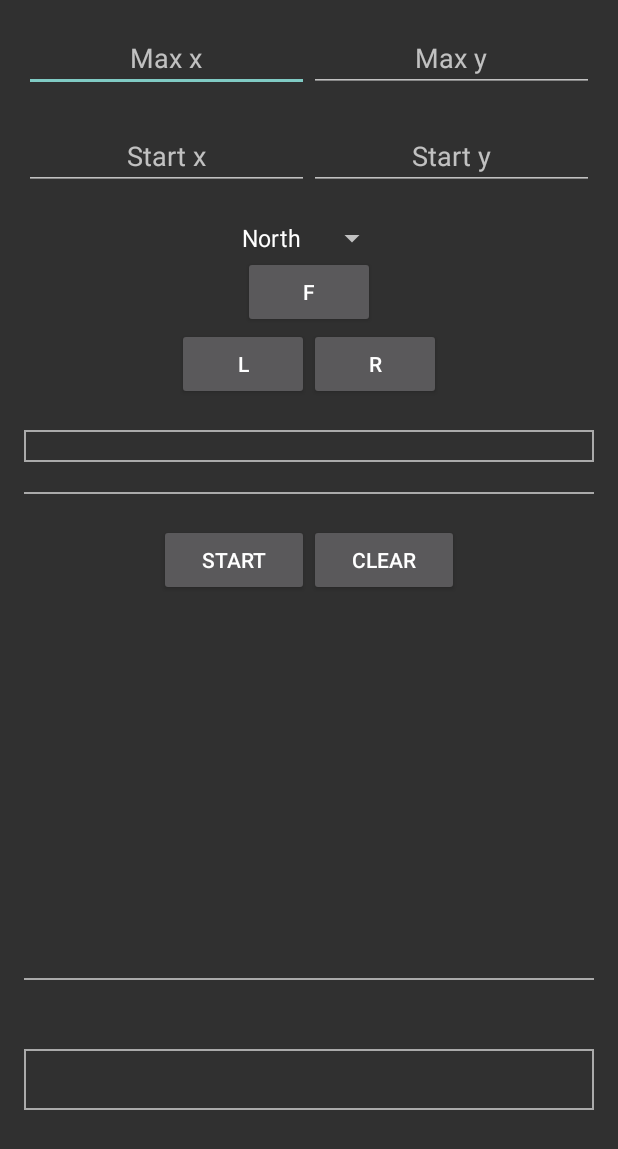
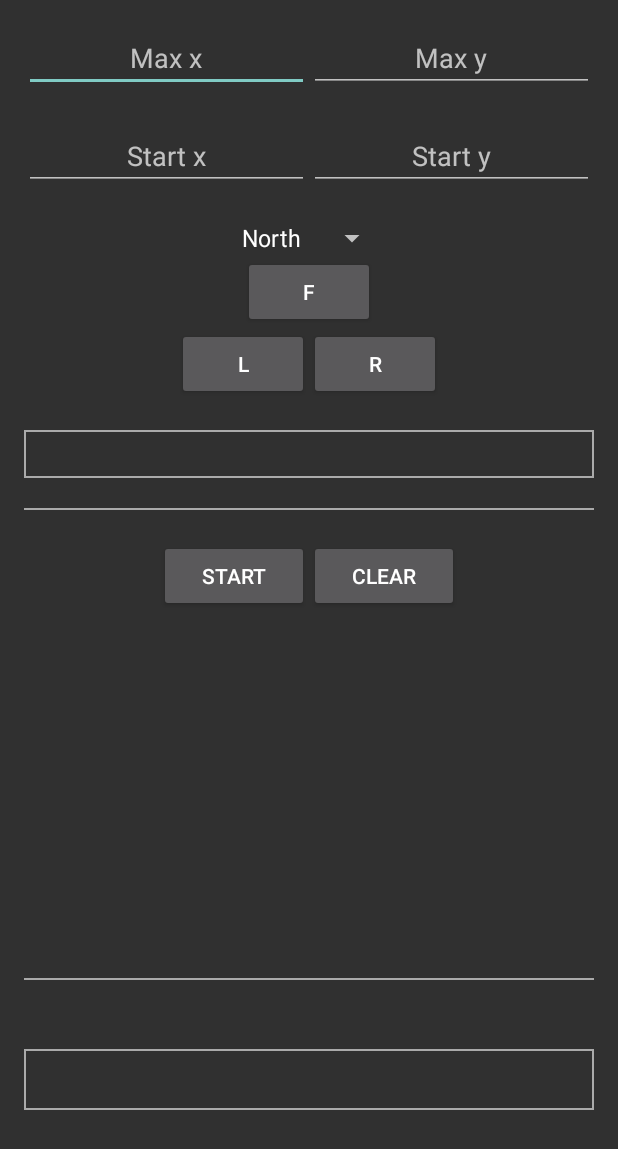
Before and after one commit to ahaahr/jayway-robot, an Android app: the screen it shows after launch (RoboActivity), on a phone screen of 412 x 824 dp. Shown: the top 1149 px of the screen. Run offline under Robolectric (Android 15) with nearby library versions, the phone set to English and light mode, and no system bars.

Commit message:
Minor view adjustments

```diff
--- a/app/src/main/res/layout/activity_robo.xml
+++ b/app/src/main/res/layout/activity_robo.xml
@@ -144,6 +144,8 @@
             android:layout_height="wrap_content"
             android:layout_below="@id/instructions_buttons"
             android:layout_marginBottom="10dp"
+            android:paddingTop="5dp"
+            android:paddingBottom="5dp"
             android:gravity="center_horizontal|center_vertical"
             android:textSize="15sp"
             android:background="@drawable/border_back"/>
```
